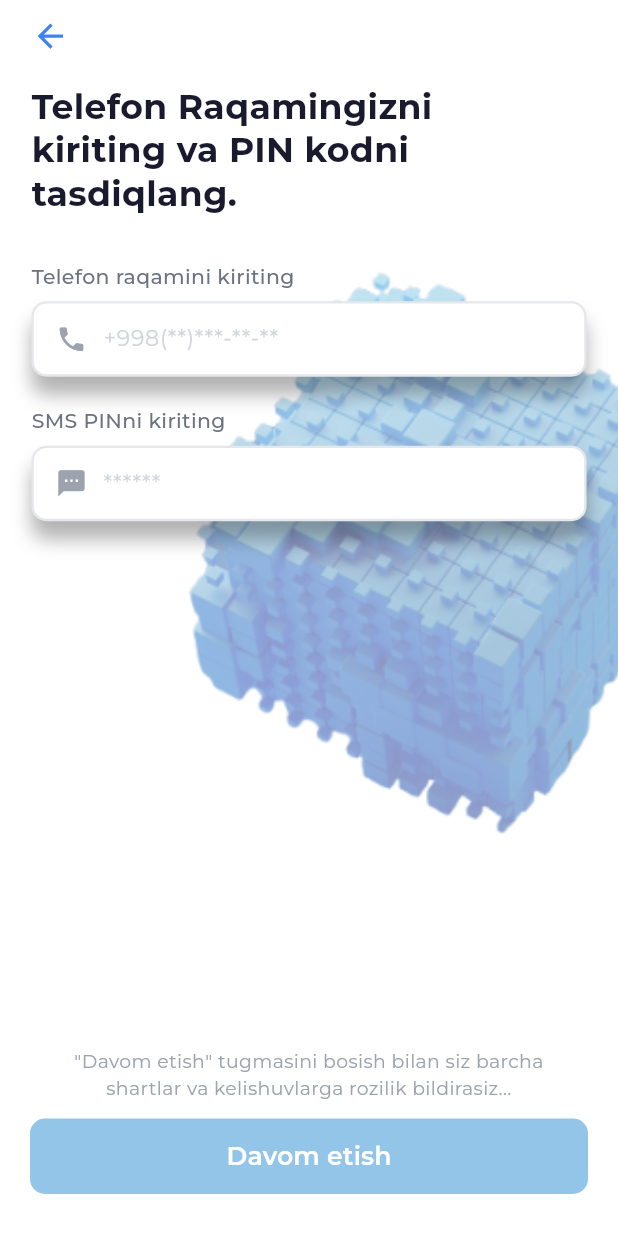
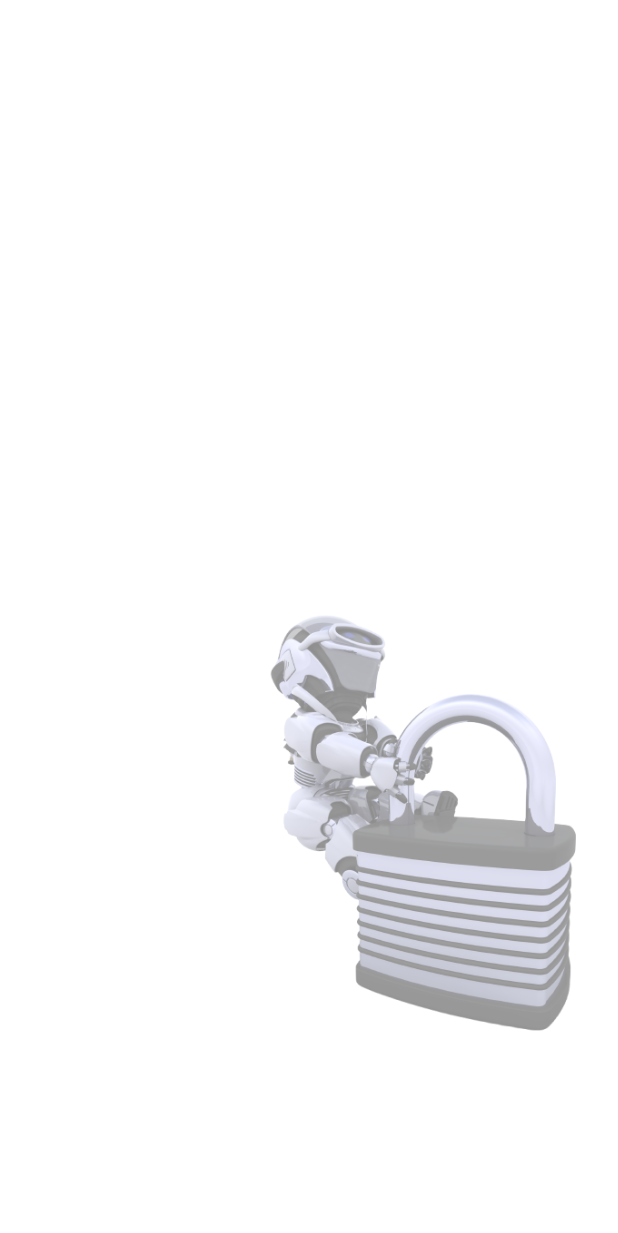
Before and after one commit to Qamar-Warrior/OneFace, a Flutter app: the TelefonScreen screen opened directly, after a tap on "Davom etish", on a phone screen of 412 x 824 dp. Shown: the top 1233 px of the screen. Run offline on Flutter 3.47's test engine with Material 3 defaults, Android fonts, the phone set to English and light mode, and no system bars.

Commit message:
added few classes

```diff
--- /dev/null
+++ b/lib/classes/imagePosition.dart
@@ -0,0 +1,56 @@
+import 'package:flutter/material.dart';
+import 'package:oneface/classes/screenSizer.dart';
+
+class PositionedBackgroundImage extends StatelessWidget {
+  const PositionedBackgroundImage({
+    super.key,
+    required this.imagePath,
+    required this.top,
+    required this.left,
+    required this.height,
+    this.opacity = 0.45,
+  });
+
+  final String imagePath;
+  final double top;
+  final double left;
+  final double height;
+  final double opacity;
+
+  @override
+  Widget build(BuildContext context) {
+    return Positioned(
+      top: top,
+      left: left,
+      child: Opacity(
+        opacity: opacity,
+        child: Image.asset(
+          imagePath,
+          height: height,
+          fit: BoxFit.contain,
+          errorBuilder: (_, __, ___) => Container(
+            height: height,
+            margin: EdgeInsets.symmetric(horizontal: SizeConfig.w(24)),
+            decoration: BoxDecoration(
+              gradient: const LinearGradient(
+                begin: Alignment.topLeft,
+                end: Alignment.bottomRight,
+                colors: [
+                  Color(0xFFB8D4F0),
+                  Color(0xFFD6E8FB),
+                  Color(0xFFEFF6FF),
+                ],
+              ),
+              borderRadius: BorderRadius.circular(16),
+            ),
+            child: Icon(
+              Icons.credit_card,
+              size: SizeConfig.w(120),
+              color: const Color(0xFFADCAE8),
+            ),
+          ),
+        ),
+      ),
+    );
+  }
+}
--- /dev/null
+++ b/lib/pages/pinCreation.dart
@@ -0,0 +1,31 @@
+import 'package:flutter/material.dart';
+import 'package:oneface/classes/screenSizer.dart';
+import 'package:oneface/classes/imagePosition.dart';
+
+class PinCreation extends StatefulWidget {
+  const PinCreation({super.key});
+
+  @override
+  State<PinCreation> createState() => _PinCreationState();
+}
+
+class _PinCreationState extends State<PinCreation> {
+  @override
+  Widget build(BuildContext context) {
+    SizeConfig.init(context);
+    return Scaffold(
+      backgroundColor: Colors.white,
+      body: Stack(
+        clipBehavior: Clip.none,
+        children: [
+          PositionedBackgroundImage(
+            imagePath: 'images/qulf.png',
+            top: SizeConfig.w(350),
+            left: SizeConfig.w(145),
+            height: SizeConfig.h(350),
+          ),
+        ],
+      ),
+    );
+  }
+}
--- a/lib/pages/telefonRaqamPage.dart
+++ b/lib/pages/telefonRaqamPage.dart
@@ -1,6 +1,8 @@
 import 'package:flutter/material.dart';
 import 'package:oneface/classes/screenSizer.dart';
 import 'package:oneface/classes/telefonRaqamButtons.dart';
+import 'package:oneface/pages/pinCreation.dart';
+import 'package:oneface/classes/imagePosition.dart';
 
 class TelefonScreen extends StatefulWidget {
   const TelefonScreen({super.key});
@@ -19,41 +21,12 @@ class _TelefonScreenState extends State<TelefonScreen> {
         clipBehavior: Clip.none,
         children: [
           // Background passport image (decorative)
-          Positioned(
+          PositionedBackgroundImage(
+            imagePath: 'images/backimage.png',
             top: SizeConfig.w(120),
             left: SizeConfig.w(-100),
-            child: Opacity(
-              opacity: 0.45,
-              child: Image.asset(
-                'images/backimage.png',
-                height: SizeConfig.h(500),
-                fit: BoxFit.contain,
-                errorBuilder: (_, __, ___) => Container(
-                  height: SizeConfig.h(500),
-                  decoration: BoxDecoration(
-                    gradient: LinearGradient(
-                      begin: Alignment.topLeft,
-                      end: Alignment.bottomRight,
-                      colors: [
-                        const Color(0xFFB8D4F0),
-                        const Color(0xFFD6E8FB),
-                        const Color(0xFFEFF6FF),
-                      ],
-                    ),
-                    borderRadius: BorderRadius.circular(16),
-                  ),
-                  margin: EdgeInsets.symmetric(horizontal: SizeConfig.w(24)),
-                  child: Icon(
-                    Icons.credit_card,
-                    size: SizeConfig.w(120),
-                    color: Color(0xFFADCAE8),
-                  ),
-                ),
-              ),
-            ),
+            height: SizeConfig.h(500),
           ),
-
-          // Main content
           SafeArea(
             child: Column(
               children: [
@@ -158,7 +131,14 @@ class _TelefonScreenState extends State<TelefonScreen> {
                         width: double.infinity,
                         height: SizeConfig.h(52),
                         child: ElevatedButton(
-                          onPressed: () {},
+                          onPressed: () {
+                            Navigator.push(
+                              context,
+                              MaterialPageRoute(
+                                builder: (context) => PinCreation(),
+                              ),
+                            );
+                          },
                           style: ElevatedButton.styleFrom(
                             backgroundColor: const Color(0xFF93C5E8),
                             foregroundColor: Colors.white,
```
Also changed, not shown: lib/pages/passportPage.dart (+5 -30 lines), images/qulf.png (added).
